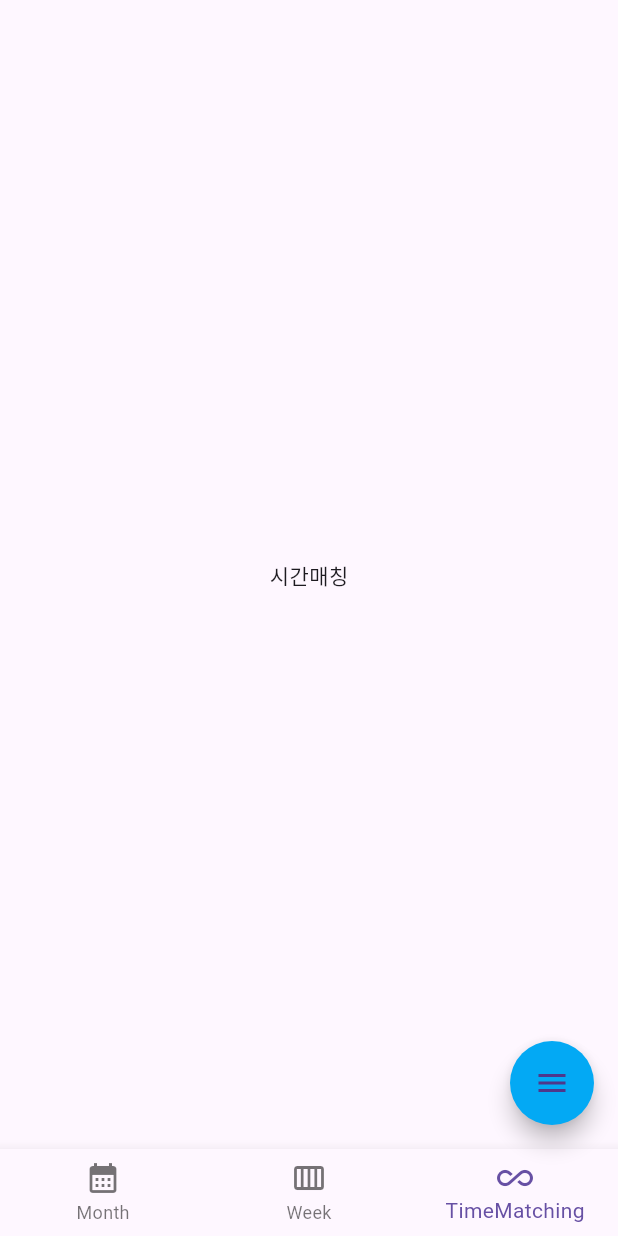
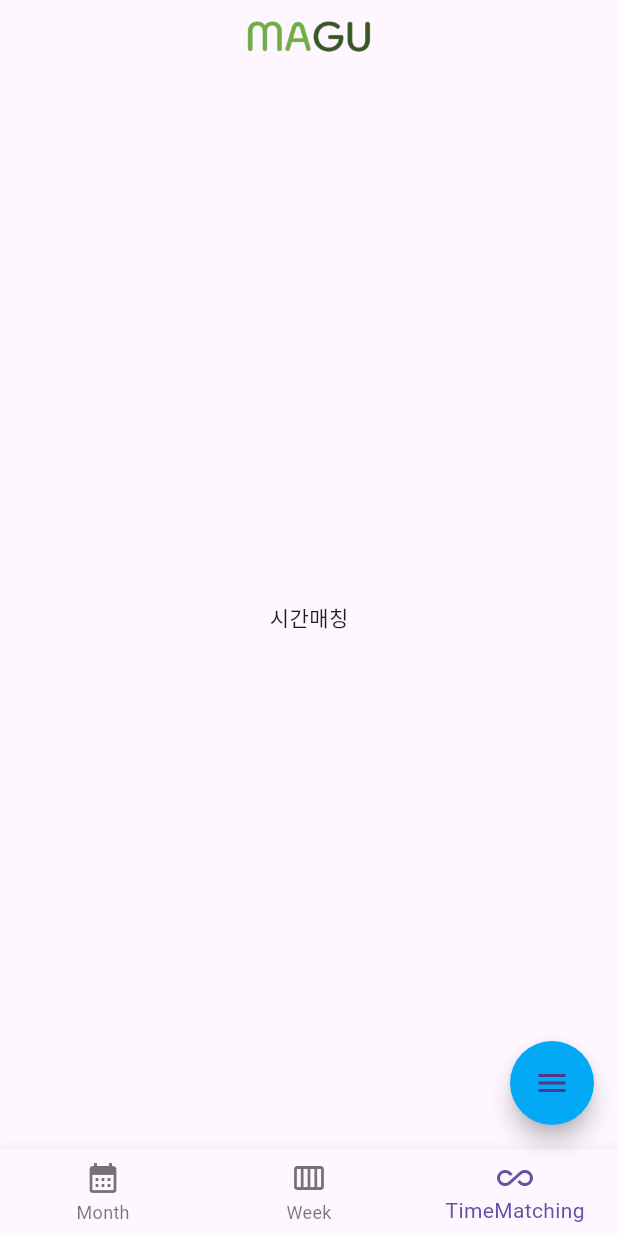
Before and after one commit to JaeyoonChoi/11guys, a Flutter app: the screen it shows after launch, item 3 of the bottom bar chosen, on a phone screen of 412 x 824 dp. Run offline on Flutter 3.47's test engine with Material 3 defaults, Android fonts, the phone set to English and light mode, and no system bars; drawn by our look-alikes of flutter_speed_dial; our stand-ins replace permission_handler, syncfusion_flutter_calendar; missing offline and left inert: baseflow_plugin_template, flutter_sound.

Commit message:
# sfcalendar version update # magu 로고 추가

```diff
--- a/lib/view/main.dart
+++ b/lib/view/main.dart
@@ -26,10 +26,6 @@ class MyApp extends StatelessWidget {
     return MaterialApp(
       home: MyHomePage(),
 
-      // home: Scaffold(
-      //   body: MyHomePage(),
-      //   floatingActionButton: floatingButtons(),
-      // ),
     );
   }
 }
@@ -59,6 +55,18 @@ class MyHomePageState extends State<MyHomePage> {
   @override
   Widget build(BuildContext context) {
     return Scaffold(
+      appBar: AppBar(
+        // title: Image.asset('images/logo.png', height: 150,),
+        flexibleSpace: Row(
+          mainAxisAlignment: MainAxisAlignment.center,
+          children: [
+            // Image.asset('images/logo.png', height: 300, fit: BoxFit.cover),
+            // SizedBox(width: 10), // 이미지 간의 간격 조정
+            Image.asset('images/magu.png', height: 150,),
+          ]
+        ),
+      ),
+
       body: IndexedStack(
         index: _selectedIndex,
         children: _pages,
```
Also changed, not shown: pubspec.yaml (+5 -3 lines), images/logo.png (added), images/magu.png (added), pubspec.lock.
